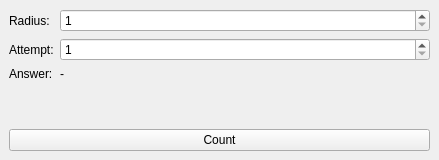
Before: the Qt Designer form Lab1/2/View/Windows/MainWindow.ui in DanilaG/PatternRecognition, drawn with Qt 5.
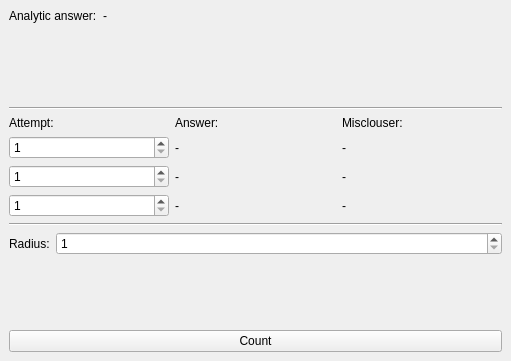
After: the same form once the commit is applied.

Commit message: More information is added in view.

Patch:
```diff
--- a/Lab1/2/View/Windows/MainWindow.ui
+++ b/Lab1/2/View/Windows/MainWindow.ui
@@ -6,8 +6,8 @@
    <rect>
     <x>0</x>
     <y>0</y>
-    <width>439</width>
-    <height>160</height>
+    <width>511</width>
+    <height>361</height>
    </rect>
   </property>
   <property name="windowTitle">
@@ -16,42 +16,149 @@
   <widget class="QWidget" name="centralwidget">
    <layout class="QVBoxLayout" name="verticalLayout">
     <item>
-     <layout class="QFormLayout" name="formLayout">
+     <layout class="QFormLayout" name="Header">
+      <property name="sizeConstraint">
+       <enum>QLayout::SetMinimumSize</enum>
+      </property>
+      <property name="labelAlignment">
+       <set>Qt::AlignCenter</set>
+      </property>
+      <property name="formAlignment">
+       <set>Qt::AlignHCenter|Qt::AlignTop</set>
+      </property>
       <item row="0" column="0">
-       <widget class="QLabel" name="RadiusNameLabel">
+       <widget class="QLabel" name="AnalyticAnsNameLabel">
         <property name="text">
-         <string>Radius:</string>
+         <string>Analytic answer:</string>
         </property>
        </widget>
       </item>
-      <item row="1" column="0">
-       <widget class="QLabel" name="AttemtNameLabel">
+      <item row="0" column="1">
+       <widget class="QLabel" name="AnalyticAnsLabel">
+        <property name="text">
+         <string>-</string>
+        </property>
+       </widget>
+      </item>
+     </layout>
+    </item>
+    <item>
+     <widget class="Line" name="line_2">
+      <property name="orientation">
+       <enum>Qt::Horizontal</enum>
+      </property>
+     </widget>
+    </item>
+    <item>
+     <layout class="QGridLayout" name="Table">
+      <item row="0" column="0">
+       <widget class="QLabel" name="AttemptNameLabel">
         <property name="text">
          <string>Attempt:</string>
         </property>
        </widget>
       </item>
-      <item row="2" column="0">
-       <widget class="QLabel" name="AnswerNameLabel">
+      <item row="0" column="1">
+       <widget class="QLabel" name="AnsNameLable">
         <property name="text">
          <string>Answer:</string>
         </property>
        </widget>
       </item>
-      <item row="2" column="1">
-       <widget class="QLabel" name="AnswerLabel">
+      <item row="1" column="0">
+       <widget class="QSpinBox" name="Attempt1SpinBox">
+        <property name="minimum">
+         <number>1</number>
+        </property>
+        <property name="maximum">
+         <number>10000000</number>
+        </property>
+       </widget>
+      </item>
+      <item row="2" column="0">
+       <widget class="QSpinBox" name="Attempt2SpinBox">
+        <property name="minimum">
+         <number>1</number>
+        </property>
+        <property name="maximum">
+         <number>10000000</number>
+        </property>
+       </widget>
+      </item>
+      <item row="0" column="2">
+       <widget class="QLabel" name="MiscNameLable">
         <property name="text">
-         <string>-</string>
+         <string>Misclouser:</string>
+        </property>
+       </widget>
+      </item>
+      <item row="3" column="0">
+       <widget class="QSpinBox" name="Attempt3SpinBox">
+        <property name="minimum">
+         <number>1</number>
+        </property>
+        <property name="maximum">
+         <number>10000000</number>
         </property>
        </widget>
       </item>
       <item row="1" column="1">
-       <widget class="QSpinBox" name="AttemptSpinBox">
-        <property name="minimum">
-         <number>1</number>
+       <widget class="QLabel" name="Ans1Lable">
+        <property name="text">
+         <string>-</string>
         </property>
-        <property name="maximum">
-         <number>1000000</number>
+       </widget>
+      </item>
+      <item row="2" column="1">
+       <widget class="QLabel" name="Ans2Lable">
+        <property name="text">
+         <string>-</string>
+        </property>
+       </widget>
+      </item>
+      <item row="3" column="1">
+       <widget class="QLabel" name="Ans3Lable">
+        <property name="text">
+         <string>-</string>
+        </property>
+       </widget>
+      </item>
+      <item row="1" column="2">
+       <widget class="QLabel" name="Misc1Lable">
+        <property name="text">
+         <string>-</string>
+        </property>
+       </widget>
+      </item>
+      <item row="2" column="2">
+       <widget class="QLabel" name="Misc2Lable">
+        <property name="text">
+         <string>-</string>
+        </property>
+       </widget>
+      </item>
+      <item row="3" column="2">
+       <widget class="QLabel" name="Misc3Lable">
+        <property name="text">
+         <string>-</string>
+        </property>
+       </widget>
+      </item>
+     </layout>
+    </item>
+    <item>
+     <widget class="Line" name="line">
+      <property name="orientation">
+       <enum>Qt::Horizontal</enum>
+      </property>
+     </widget>
+    </item>
+    <item>
+     <layout class="QFormLayout" name="Params">
+      <item row="0" column="0">
+       <widget class="QLabel" name="RadiusNameLabel">
+        <property name="text">
+         <string>Radius:</string>
         </property>
        </widget>
       </item>
```
The commit also changes 2 other files.
